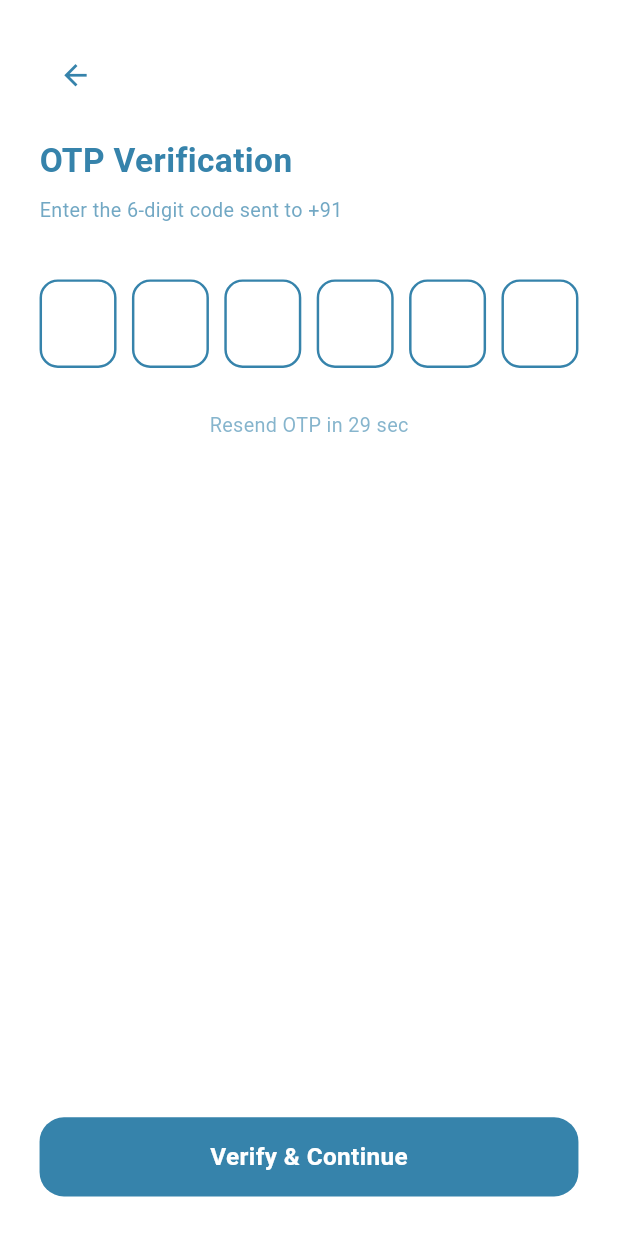
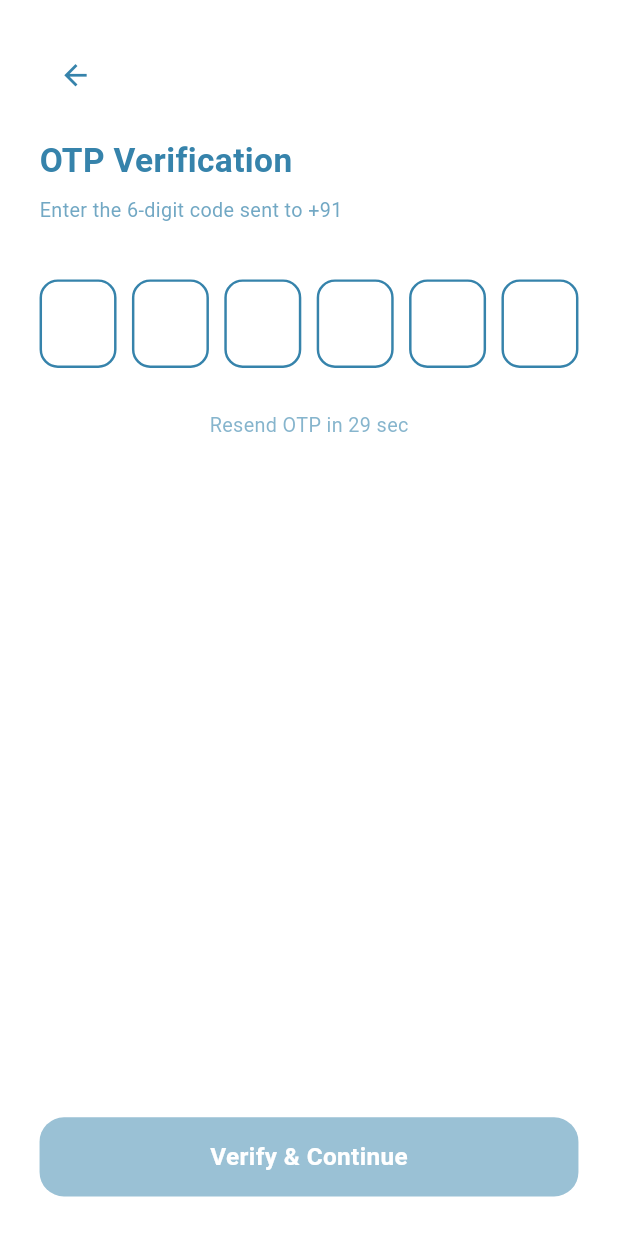
Before and after one commit to kaish02723/dofix-partner-survey-app, a Flutter app: the OtpVerifyScreen screen opened by its route, on a phone screen of 412 x 824 dp. Run offline on Flutter 3.47's test engine with Material 3 defaults, Android fonts, the phone set to English and light mode, and no system bars; our stand-ins replace flutter_screenutil, get, image_picker, salomon_bottom_bar.

Commit message:
Add OTP Verification Screen with MVVM + GetX, disable button until all digits entered

```diff
--- a/lib/views/auth/otp_verify_screen.dart
+++ b/lib/views/auth/otp_verify_screen.dart
@@ -1,6 +1,8 @@
-import 'dart:async';
 import 'package:flutter/material.dart';
 import 'package:flutter_screenutil/flutter_screenutil.dart';
+import 'package:get/get.dart';
+
+import '../../controllers/auth/otp_controller.dart';
 import '../categories/category_selection_screen.dart';
 
 class OtpVerifyScreen extends StatefulWidget {
@@ -14,165 +16,121 @@ class OtpVerifyScreen extends StatefulWidget {
 
 class _OtpVerifyScreenState extends State<OtpVerifyScreen>
     with SingleTickerProviderStateMixin {
-  static const Color primaryColor = Color(0xFF3683AB);
-
-  late AnimationController _controller;
-  late Animation<double> _fade;
-  late Animation<Offset> _slide;
-
-  final List<TextEditingController> _otpControllers =
-  List.generate(6, (_) => TextEditingController());
-
-  int _seconds = 30;
-  Timer? _timer;
+  final OtpController controller = Get.put(OtpController());
 
   @override
   void initState() {
     super.initState();
-
-    _controller = AnimationController(
-      vsync: this,
-      duration: const Duration(milliseconds: 900),
-    );
-
-    _fade = Tween<double>(begin: 0, end: 1).animate(
-      CurvedAnimation(parent: _controller, curve: Curves.easeIn),
-    );
-
-    _slide = Tween<Offset>(
-      begin: const Offset(0, 0.25),
-      end: Offset.zero,
-    ).animate(
-      CurvedAnimation(parent: _controller, curve: Curves.easeOutCubic),
-    );
-
-    _controller.forward();
-    _startTimer();
-  }
-
-  void _startTimer() {
-    _seconds = 30;
-    _timer?.cancel();
-    _timer = Timer.periodic(const Duration(seconds: 1), (timer) {
-      if (_seconds == 0) {
-        timer.cancel();
-      } else {
-        setState(() => _seconds--);
-      }
-    });
+    controller.initAnimation(this);
   }
 
   @override
   void dispose() {
-    _controller.dispose();
-    _timer?.cancel();
-    for (var c in _otpControllers) {
-      c.dispose();
-    }
+    controller.disposeController();
     super.dispose();
   }
 
   @override
   Widget build(BuildContext context) {
-    final mq = MediaQuery.of(context); // MediaQuery added
+    final mq = MediaQuery.of(context);
 
     return Scaffold(
       backgroundColor: Colors.white,
       body: SafeArea(
         child: FadeTransition(
-          opacity: _fade,
+          opacity: controller.fade,
           child: SlideTransition(
-            position: _slide,
+            position: controller.slide,
             child: Padding(
               padding: EdgeInsets.all(24.w),
               child: Column(
                 crossAxisAlignment: CrossAxisAlignment.start,
                 children: [
-                  // BACK
+                  // Back button
                   IconButton(
                     onPressed: () => Navigator.pop(context),
                     icon: Icon(
                       Icons.arrow_back,
-                      color: primaryColor,
+                      color: OtpController.primaryColor,
                       size: 22.sp,
                     ),
                   ),
-
                   SizedBox(height: 16.h),
 
                   Text(
                     "OTP Verification",
                     style: TextStyle(
-                      color: primaryColor,
+                      color: OtpController.primaryColor,
                       fontSize: 22.sp,
                       fontWeight: FontWeight.bold,
                     ),
                   ),
-
                   SizedBox(height: 8.h),
 
                   Text(
                     "Enter the 6-digit code sent to +91 ${widget.phone}",
                     style: TextStyle(
-                      color: primaryColor.withOpacity(0.7),
+                      color: OtpController.primaryColor.withOpacity(0.7),
                       fontSize: 13.sp,
                     ),
                   ),
-
                   SizedBox(height: 36.h),
 
-                  // OTP BOXES
+                  // OTP boxes
                   Row(
                     mainAxisAlignment: MainAxisAlignment.spaceBetween,
                     children: List.generate(6, (index) {
                       return _otpBox(index, mq.size.width);
                     }),
                   ),
-
                   SizedBox(height: 28.h),
 
-                  // TIMER / RESEND
+                  // Timer / Resend
                   Center(
-                    child: _seconds > 0
+                    child: Obx(() => controller.seconds.value > 0
                         ? Text(
-                      "Resend OTP in $_seconds sec",
+                      "Resend OTP in ${controller.seconds.value} sec",
                       style: TextStyle(
-                        color: primaryColor.withOpacity(0.6),
+                        color: OtpController.primaryColor.withOpacity(0.6),
                         fontSize: 13.sp,
                       ),
                     )
                         : TextButton(
-                      onPressed: _startTimer,
+                      onPressed: controller.startTimer,
                       child: Text(
                         "Resend OTP",
                         style: TextStyle(
-                          color: primaryColor,
+                          color: OtpController.primaryColor,
                           fontSize: 13.sp,
                           fontWeight: FontWeight.bold,
                         ),
                       ),
-                    ),
+                    )),
                   ),
-
                   const Spacer(),
 
                   // VERIFY BUTTON
-                  InkWell(
+                  Obx(() => InkWell(
                     borderRadius: BorderRadius.circular(16.r),
-                    onTap: () {
-                      Navigator.pushReplacement(
-                        context,
-                        MaterialPageRoute(
-                          builder: (context) =>
-                          const CategorySelectionScreen(),
-                        ),
-                      );
-                    },
+                    onTap: controller.isButtonEnabled.value
+                        ? () {
+                      if (controller.validateOtp()) {
+                        Navigator.pushReplacement(
+                          context,
+                          MaterialPageRoute(
+                              builder: (_) =>
+                              const CategorySelectionScreen()),
+                        );
+                      }
+                    }
+                        : null,
                     child: Container(
                       height: 52.h,
                       width: double.infinity,
                       decoration: BoxDecoration(
-                        color: primaryColor,
+                        color: controller.isButtonEnabled.value
+                            ? OtpController.primaryColor
+                            : OtpController.primaryColor.withOpacity(0.5),
                         borderRadius: BorderRadius.circular(16.r),
                       ),
                       child: Center(
@@ -186,7 +144,7 @@ class _OtpVerifyScreenState extends State<OtpVerifyScreen>
                         ),
                       ),
                     ),
-                  ),
+                  )),
                 ],
               ),
             ),
@@ -198,14 +156,14 @@ class _OtpVerifyScreenState extends State<OtpVerifyScreen>
 
   Widget _otpBox(int index, double screenWidth) {
     return SizedBox(
-      width: (screenWidth - 48.w) / 7, // MediaQuery based safe width
+      width: (screenWidth - 48.w) / 7,
       child: TextField(
-        controller: _otpControllers[index],
+        controller: controller.otpControllers[index],
         maxLength: 1,
         keyboardType: TextInputType.number,
         textAlign: TextAlign.center,
         style: TextStyle(
-          color: primaryColor,
+          color: OtpController.primaryColor,
           fontSize: 18.sp,
           fontWeight: FontWeight.bold,
         ),
@@ -213,18 +171,18 @@ class _OtpVerifyScreenState extends State<OtpVerifyScreen>
           counterText: "",
           enabledBorder: OutlineInputBorder(
             borderRadius: BorderRadius.circular(12.r),
-            borderSide:
-            BorderSide(color: primaryColor, width: 1.5.w),
+            borderSide: BorderSide(color: OtpController.primaryColor, width: 1.5.w),
           ),
           focusedBorder: OutlineInputBorder(
             borderRadius: BorderRadius.circular(12.r),
-            borderSide:
-            BorderSide(color: primaryColor, width: 2.w),
+            borderSide: BorderSide(color: OtpController.primaryColor, width: 2.w),
           ),
         ),
         onChanged: (value) {
           if (value.isNotEmpty && index < 5) {
             FocusScope.of(context).nextFocus();
+          } else if (value.isEmpty && index > 0) {
+            FocusScope.of(context).previousFocus();
           }
         },
       ),
```
Also changed, not shown: lib/controllers/auth/otp_controller.dart (added, +84 -0 lines).
